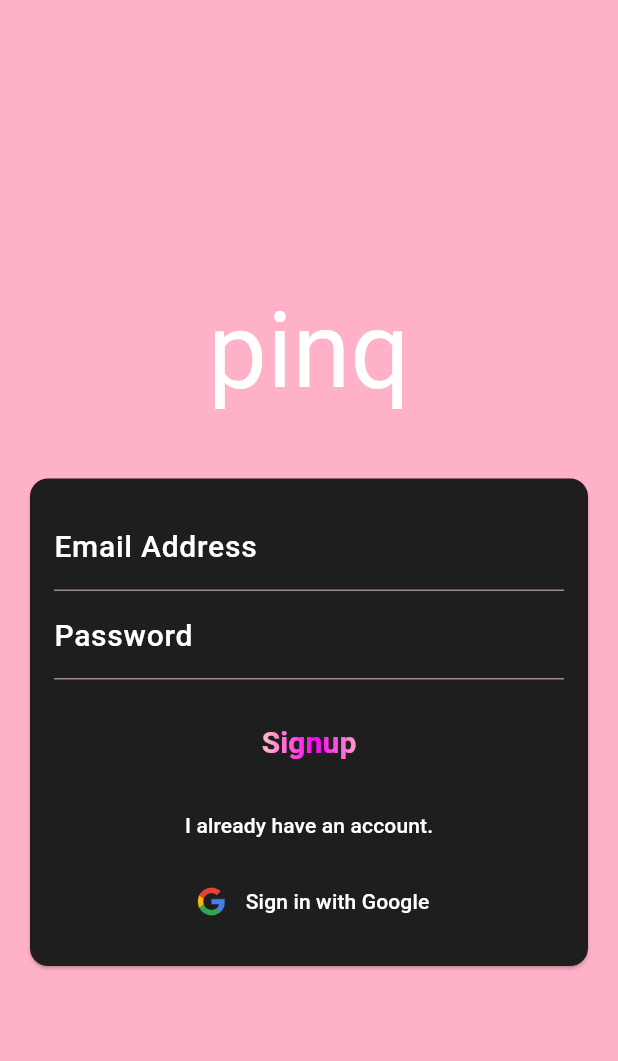
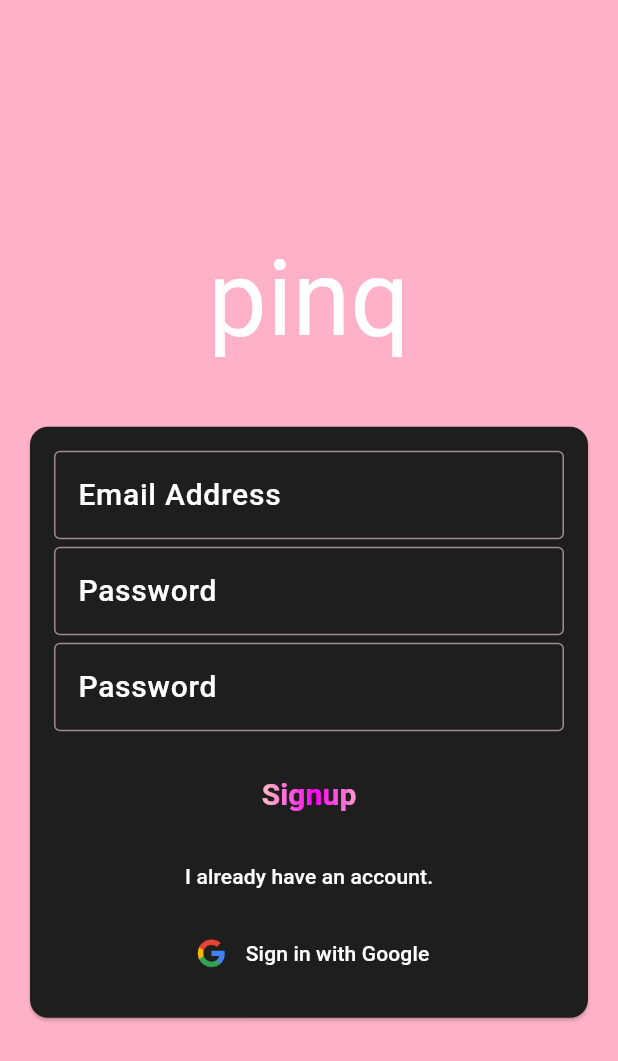
Before and after one commit to yooud/pinq-mobile, a Flutter app: the screen it shows after launch, after a tap on "Create an account", on a phone screen of 412 x 824 dp. Shown: the top 1061 px of the screen. Run offline on Flutter 3.47's test engine with Material 3 defaults, Android fonts, the phone set to English and light mode, and no system bars; our stand-ins replace firebase_auth, firebase_core, flutter_dotenv, flutter_image_compress, flutter_riverpod, geolocator and 3 more; missing offline and left inert: mapbox_maps_flutter; accounts and stored records are empty.

Commit message:
Add password confirmation; edit view of auth

```diff
--- a/lib/screens/auth_screen.dart
+++ b/lib/screens/auth_screen.dart
@@ -1,6 +1,7 @@
 import 'package:flutter/material.dart';
 import 'package:flutter_riverpod/flutter_riverpod.dart';
 import 'package:google_sign_in/google_sign_in.dart';
+import 'package:pinq/models/our_colors.dart';
 import 'package:pinq/providers/user_provider.dart';
 import 'package:pinq/widgets/shiny_button.dart';
 import 'package:firebase_auth/firebase_auth.dart';
@@ -19,6 +20,8 @@ class _AuthScreenState extends ConsumerState<AuthScreen> {
   var _isLogin = true;
   var _enteredEmail = '';
   var _enteredPassword = '';
+  final _passwordController = TextEditingController();
+  final _confirmPasswordController = TextEditingController();
 
   void _signInWithGoogle() async {
     GoogleSignInAccount? googleUser = await GoogleSignIn().signIn();
@@ -33,9 +36,10 @@ class _AuthScreenState extends ConsumerState<AuthScreen> {
     UserCredential userCredential =
         await _firebase.signInWithCredential(credential);
 
-    ref
-        .read(userProvider.notifier)
-        .setUserByGoogle(userCredential.user!.email!, userCredential.user!.photoURL!,);
+    ref.read(userProvider.notifier).setUserByGoogle(
+          userCredential.user!.email!,
+          userCredential.user!.photoURL!,
+        );
   }
 
   void _submit() async {
@@ -105,11 +109,15 @@ class _AuthScreenState extends ConsumerState<AuthScreen> {
                         TextFormField(
                           style: Theme.of(context).textTheme.titleMedium,
                           decoration: InputDecoration(
-                            labelText: 'Email Address',
-                            labelStyle: Theme.of(context)
+                            hintText: 'Email Address',
+                            hintStyle: Theme.of(context)
                                 .textTheme
                                 .labelMedium!
                                 .copyWith(fontSize: 20),
+                            border: const OutlineInputBorder(),
+                            focusedBorder: OutlineInputBorder(
+                              borderSide: BorderSide(color: ourPinkColor),
+                            ),
                           ),
                           keyboardType: TextInputType.emailAddress,
                           autocorrect: false,
@@ -126,17 +134,24 @@ class _AuthScreenState extends ConsumerState<AuthScreen> {
                             _enteredEmail = value!;
                           },
                         ),
+                        const SizedBox(
+                          height: 5,
+                        ),
                         TextFormField(
                           style: Theme.of(context).textTheme.titleMedium,
+                          obscureText: true,
+                          controller: _passwordController,
                           decoration: InputDecoration(
-                            labelText: 'Password',
-                            labelStyle: Theme.of(context)
+                            hintText: 'Password',
+                            hintStyle: Theme.of(context)
                                 .textTheme
                                 .labelMedium!
                                 .copyWith(fontSize: 20),
-
+                            border: const OutlineInputBorder(),
+                            focusedBorder: OutlineInputBorder(
+                              borderSide: BorderSide(color: ourPinkColor),
+                            ),
                           ),
-                          obscureText: true,
                           validator: (value) {
                             if (value == null || value.trim().length < 8) {
                               return 'Password must be at least 8 characters long.';
@@ -146,6 +161,38 @@ class _AuthScreenState extends ConsumerState<AuthScreen> {
                           onSaved: (value) {
                             _enteredPassword = value!;
                           },
+                        ),
+                        Visibility(
+                          visible: !_isLogin,
+                          child: Padding(
+                            padding: const EdgeInsets.only(top: 5),
+                            child: TextFormField(
+                              style: Theme.of(context).textTheme.titleMedium,
+                              obscureText: true,
+                              controller: _confirmPasswordController,
+                              decoration: InputDecoration(
+                                hintText: 'Password',
+                                hintStyle: Theme.of(context)
+                                    .textTheme
+                                    .labelMedium!
+                                    .copyWith(fontSize: 20),
+                                border: const OutlineInputBorder(),
+                                focusedBorder: OutlineInputBorder(
+                                  borderSide: BorderSide(color: ourPinkColor),
+                                ),
+                              ),
+                              validator: (value) {
+                                if (_isLogin) {
+                                  return null;
+                                }
+                                if (value == null ||
+                                    value.trim() != _passwordController.text) {
+                                  return 'Passwords do not match.';
+                                }
+                                return null;
+                              },
+                            ),
+                          ),
                         ),
                         const SizedBox(
                           height: 12,
@@ -157,6 +204,8 @@ class _AuthScreenState extends ConsumerState<AuthScreen> {
                         TextButton(
                           onPressed: () {
                             setState(() {
+                              _passwordController.clear();
+                              _confirmPasswordController.clear();
                               _isLogin = !_isLogin;
                             });
                           },
@@ -193,4 +242,11 @@ class _AuthScreenState extends ConsumerState<AuthScreen> {
       ),
     );
   }
+
+  @override
+  void dispose() {
+    _passwordController.dispose();
+    _confirmPasswordController.dispose();
+    super.dispose();
+  }
 }
```
